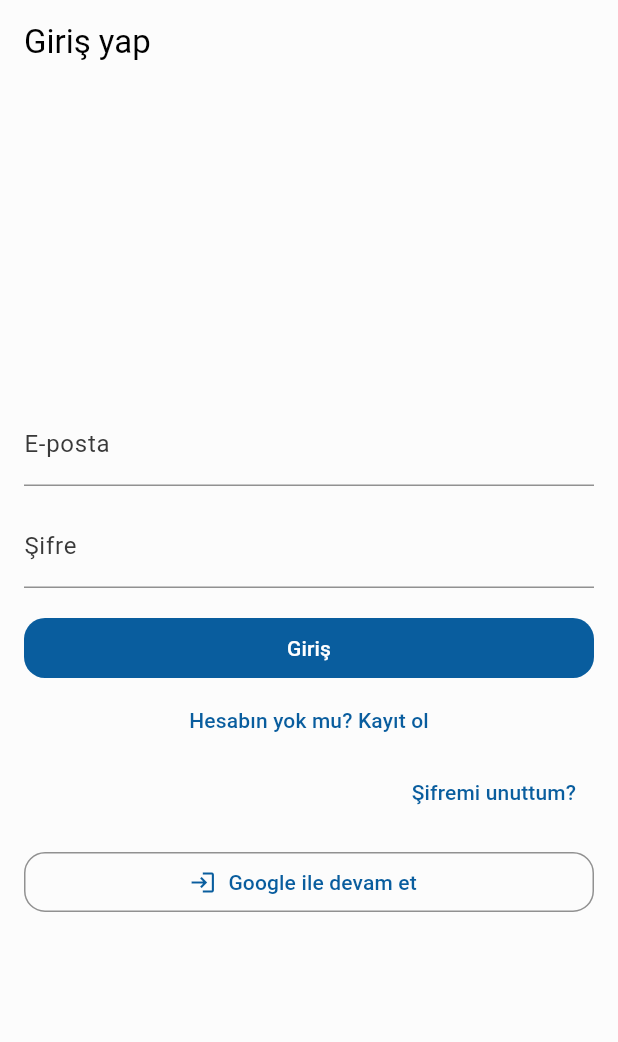
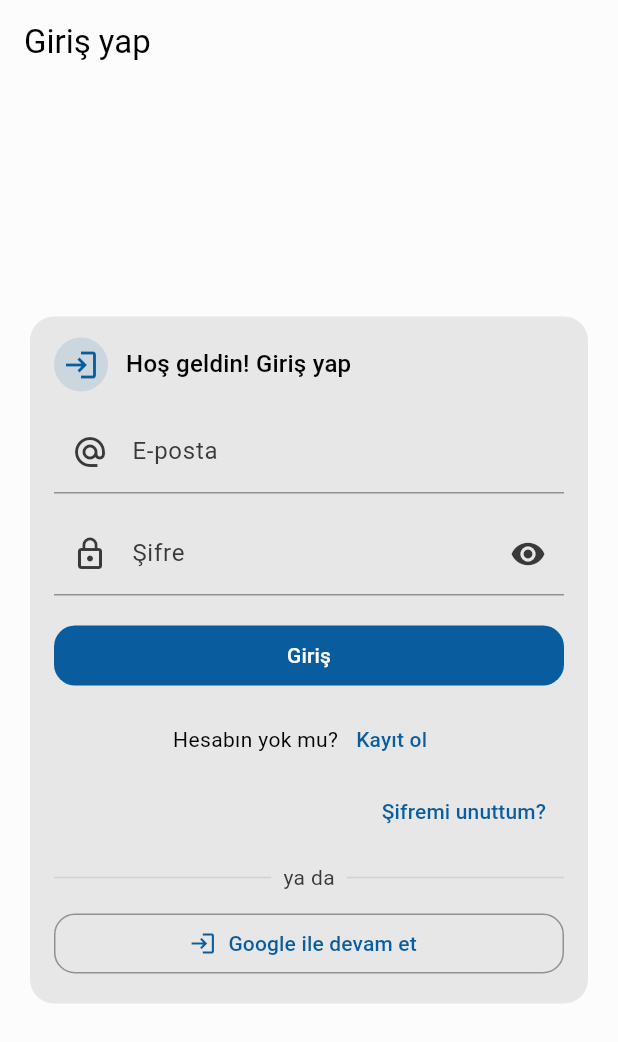
Before and after one commit to Yido1007/dorm_chef, a Flutter app: the screen it shows after launch, on a phone screen of 412 x 824 dp. Shown: the top 1042 px of the screen. Run offline on Flutter 3.47's test engine with Material 3 defaults, Android fonts, the phone set to English and light mode, and no system bars; our stand-ins replace cloud_firestore, firebase_auth, firebase_core, flex_color_scheme, google_sign_in, hive and 3 more; missing offline and left inert: android_intent_plus, mobile_scanner; accounts and stored records are empty.

Commit message:
Update Auth Screen Ui

```diff
--- a/lib/screen/core/auth.dart
+++ b/lib/screen/core/auth.dart
@@ -17,6 +17,9 @@ class _AuthScreenState extends State<AuthScreen> {
 
   bool _isLogin = true;
   bool _loading = false;
+  bool _obPass = true;
+  bool _obConfirm = true;
+
   final _auth = AuthService();
 
   @override
@@ -139,22 +142,60 @@ class _AuthScreenState extends State<AuthScreen> {
     final cs = Theme.of(context).colorScheme;
 
     return Scaffold(
-      appBar: AppBar(title: Text(_isLogin ? 'Giriş yap' : 'Kayıt ol')),
+      appBar: AppBar(
+        title: Text(_isLogin ? 'Giriş yap' : 'Kayıt ol'),
+        centerTitle: false,
+      ),
       body: Center(
         child: ConstrainedBox(
-          constraints: const BoxConstraints(maxWidth: 420),
-          child: Padding(
+          constraints: const BoxConstraints(maxWidth: 460),
+          child: SingleChildScrollView(
             padding: const EdgeInsets.all(16),
             child: Form(
               key: _form,
+              child: Card(
+                color: cs.surfaceContainerHighest,
+                elevation: 0,
+                shape: RoundedRectangleBorder(
+                  borderRadius: BorderRadius.circular(16),
+                ),
+                child: Padding(
+                  padding: const EdgeInsets.fromLTRB(16, 14, 16, 16),
                   child: Column(
                     mainAxisSize: MainAxisSize.min,
                     children: [
+                      Row(
+                        children: [
+                          CircleAvatar(
+                            radius: 18,
+                            backgroundColor: cs.primary.withOpacity(.12),
+                            child: Icon(
+                              _isLogin ? Icons.login : Icons.person_add,
+                              color: cs.primary,
+                            ),
+                          ),
+                          const SizedBox(width: 12),
+                          Expanded(
+                            child: Text(
+                              _isLogin
+                                  ? 'Hoş geldin! Giriş yap'
+                                  : 'Aramıza katıl! Kayıt ol',
+                              style: Theme.of(context).textTheme.titleMedium,
+                            ),
+                          ),
+                        ],
+                      ),
+                      const SizedBox(height: 12),
+
                       if (!_isLogin) ...[
                         TextFormField(
                           controller: _name,
                           textInputAction: TextInputAction.next,
-                      decoration: const InputDecoration(labelText: 'İsim'),
+                          decoration: const InputDecoration(
+                            labelText: 'İsim',
+                            hintText: 'Ad Soyad',
+                            prefixIcon: Icon(Icons.person),
+                          ),
                           validator: (v) {
                             final t = v?.trim() ?? '';
                             if (t.isEmpty) return 'İsim gerekli';
@@ -166,8 +207,13 @@ class _AuthScreenState extends State<AuthScreen> {
                       ],
                       TextFormField(
                         controller: _email,
-                    decoration: const InputDecoration(labelText: 'E-posta'),
+                        decoration: const InputDecoration(
+                          labelText: 'E-posta',
+                          hintText: 'mail@ornek.com',
+                          prefixIcon: Icon(Icons.alternate_email),
+                        ),
                         keyboardType: TextInputType.emailAddress,
+                        textInputAction: TextInputAction.next,
                         validator:
                             (v) =>
                                 (v == null || !v.contains('@'))
@@ -177,10 +223,20 @@ class _AuthScreenState extends State<AuthScreen> {
                       const SizedBox(height: 12),
                       TextFormField(
                         controller: _pass,
-                    decoration: const InputDecoration(labelText: 'Şifre'),
-                    obscureText: true,
+                        decoration: InputDecoration(
+                          labelText: 'Şifre',
+                          prefixIcon: const Icon(Icons.lock_outline),
+                          suffixIcon: IconButton(
+                            onPressed: () => setState(() => _obPass = !_obPass),
+                            icon: Icon(
+                              _obPass ? Icons.visibility : Icons.visibility_off,
+                            ),
+                          ),
+                        ),
+                        obscureText: _obPass,
                         onChanged:
-                        (_) => setState(() {}),
+                            (_) =>
+                                setState(() {}),
                         validator: (v) {
                           final s = v ?? '';
                           if (s.isEmpty) return 'Şifre gerekli';
@@ -195,10 +251,21 @@ class _AuthScreenState extends State<AuthScreen> {
                         const SizedBox(height: 12),
                         TextFormField(
                           controller: _confirm,
-                      decoration: const InputDecoration(
+                          decoration: InputDecoration(
                             labelText: 'Şifre (Tekrar)',
+                            prefixIcon: const Icon(Icons.check),
+                            suffixIcon: IconButton(
+                              onPressed:
+                                  () =>
+                                      setState(() => _obConfirm = !_obConfirm),
+                              icon: Icon(
+                                _obConfirm
+                                    ? Icons.visibility
+                                    : Icons.visibility_off,
                               ),
-                      obscureText: true,
+                            ),
+                          ),
+                          obscureText: _obConfirm,
                           validator: (v) {
                             if (v == null || v.isEmpty) {
                               return 'Şifreyi tekrar girin';
@@ -208,26 +275,42 @@ class _AuthScreenState extends State<AuthScreen> {
                           },
                         ),
                       ],
-
                       const SizedBox(height: 16),
                       SizedBox(
                         width: double.infinity,
                         child: FilledButton(
                           onPressed: _loading ? null : _submit,
-                      child: Text(_isLogin ? 'Giriş' : 'Kayıt'),
+                          child:
+                              _loading
+                                  ? const SizedBox(
+                                    width: 20,
+                                    height: 20,
+                                    child: CircularProgressIndicator(
+                                      strokeWidth: 2,
                                     ),
+                                  )
+                                  : Text(_isLogin ? 'Giriş' : 'Kayıt'),
+                        ),
+                      ),
+
+                      const SizedBox(height: 8),
+                      Row(
+                        mainAxisAlignment: MainAxisAlignment.center,
+                        children: [
+                          Text(
+                            _isLogin ? 'Hesabın yok mu?' : 'Hesabın var mı?',
                           ),
                           TextButton(
                             onPressed:
                                 _loading
                                     ? null
-                            : () => setState(() => _isLogin = !_isLogin),
-                    child: Text(
-                      _isLogin
-                          ? 'Hesabın yok mu? Kayıt ol'
-                          : 'Hesabın var mı? Giriş yap',
+                                    : () =>
+                                        setState(() => _isLogin = !_isLogin),
+                            child: Text(_isLogin ? 'Kayıt ol' : 'Giriş yap'),
                           ),
+                        ],
                       ),
+
                       if (_isLogin)
                         Align(
                           alignment: Alignment.centerRight,
@@ -236,7 +319,23 @@ class _AuthScreenState extends State<AuthScreen> {
                             child: const Text('Şifremi unuttum?'),
                           ),
                         ),
-                  const SizedBox(height: 12),
+
+                      const SizedBox(height: 10),
+                      Row(
+                        children: [
+                          Expanded(child: Divider(color: cs.outlineVariant)),
+                          Padding(
+                            padding: const EdgeInsets.symmetric(horizontal: 8),
+                            child: Text(
+                              'ya da',
+                              style: TextStyle(color: cs.onSurfaceVariant),
+                            ),
+                          ),
+                          Expanded(child: Divider(color: cs.outlineVariant)),
+                        ],
+                      ),
+                      const SizedBox(height: 10),
+
                       SizedBox(
                         width: double.infinity,
                         child: OutlinedButton.icon(
@@ -251,11 +350,15 @@ class _AuthScreenState extends State<AuthScreen> {
                                       await AuthService().signInWithGoogle();
                                     } catch (e) {
                                       if (!mounted) return;
-                                  ScaffoldMessenger.of(context).showSnackBar(
+                                      ScaffoldMessenger.of(
+                                        context,
+                                      ).showSnackBar(
                                         SnackBar(content: Text(e.toString())),
                                       );
                                     } finally {
-                                  if (mounted) setState(() => _loading = false);
+                                      if (mounted) {
+                                        setState(() => _loading = false);
+                                      }
                                     }
                                   },
                         ),
@@ -266,9 +369,12 @@ class _AuthScreenState extends State<AuthScreen> {
               ),
             ),
           ),
+        ),
+      ),
     );
   }
 }
+
 class _PasswordStrengthBar extends StatelessWidget {
   const _PasswordStrengthBar({required this.password});
   final String password;
@@ -278,6 +384,7 @@ class _PasswordStrengthBar extends StatelessWidget {
     final cs = Theme.of(context).colorScheme;
     final score = _score(password);
     final frac = (score / 5).clamp(0.0, 1.0);
+
     String label;
     if (score <= 1) {
       label = 'Çok zayıf';
@@ -290,6 +397,7 @@ class _PasswordStrengthBar extends StatelessWidget {
     } else {
       label = 'Çok güçlü';
     }
+
     Color barColor;
     if (score <= 2) {
       barColor = cs.error;
@@ -298,6 +406,7 @@ class _PasswordStrengthBar extends StatelessWidget {
     } else {
       barColor = cs.primary;
     }
+
     return Column(
       crossAxisAlignment: CrossAxisAlignment.start,
       children: [
```
Lines whose indentation alone changed are shown as unchanged.
